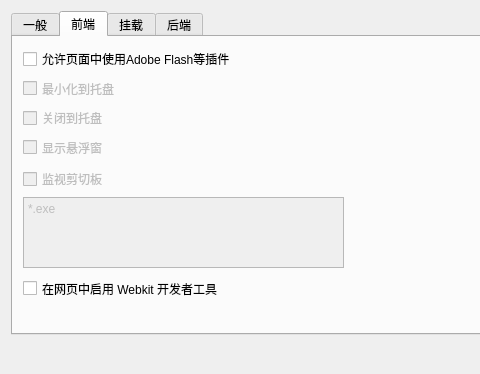
Above: src/frontend/ui/settings.ui from Xinkai/XwareDesktop before the change; both pictures show x 0 to 480 and y 0 to 374 of the 930 by 374 pixel window. Below: the same form after it.
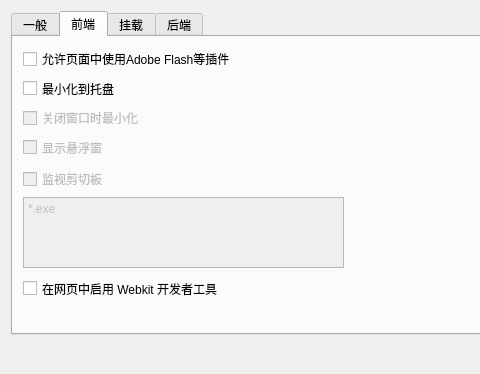
That is the form after the change. The open tabs and pages were chosen to show the change. Icons and pictures are not drawn.

Commit message: implement minimizetosystray

Patch:
```diff
--- a/src/frontend/ui/settings.ui
+++ b/src/frontend/ui/settings.ui
@@ -256,7 +256,7 @@
         <item>
          <widget class="QCheckBox" name="checkBox_minimizeToSystray">
           <property name="enabled">
-           <bool>false</bool>
+           <bool>true</bool>
           </property>
           <property name="text">
            <string>最小化到托盘</string>
@@ -269,7 +269,7 @@
            <bool>false</bool>
           </property>
           <property name="text">
-           <string>关闭到托盘</string>
+           <string>关闭窗口时最小化</string>
           </property>
          </widget>
         </item>
```
Left out of the diff: 2 changed lines with no effect on the pictures. The commit also changes 2 other files.
